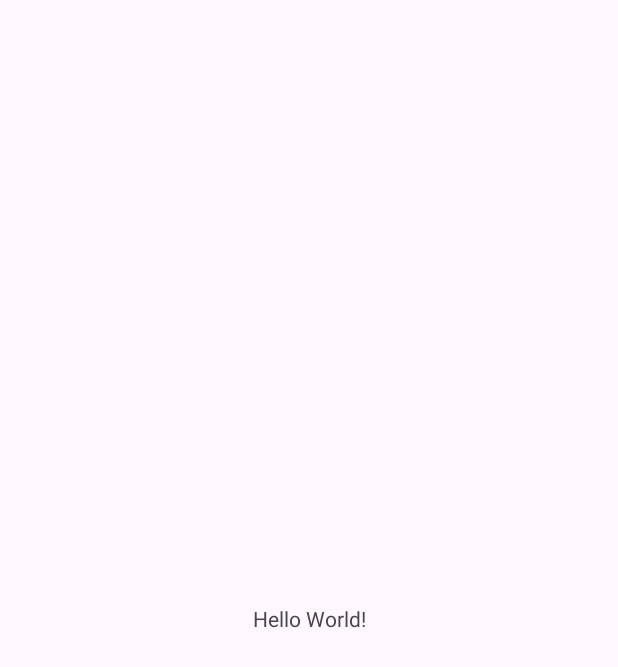
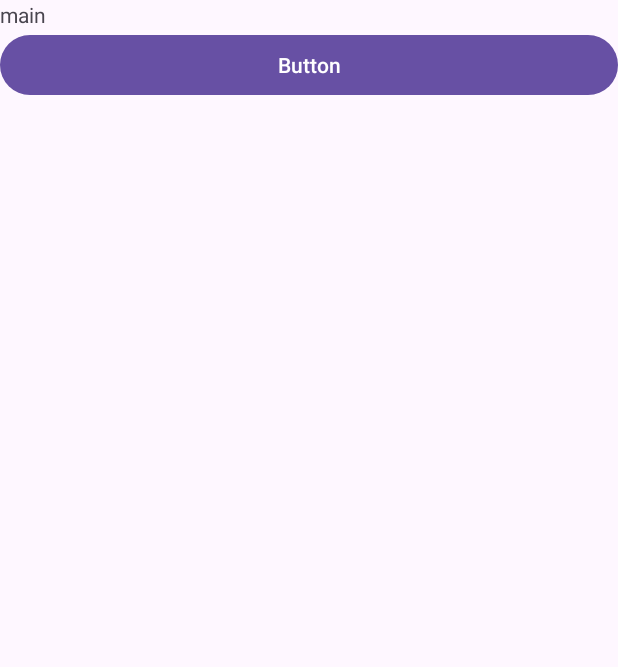
Before and after one commit to rayrayrachel/ExamSOS, an Android app: the screen it shows after launch (MainActivity), on a phone screen of 412 x 824 dp. Before the commit the part shown is almost empty. Shown: the top 667 px of the screen. Run offline under Robolectric (Android 15) with nearby library versions, the phone set to English and light mode, and no system bars.

Commit message:
[CODE] Initialise xml,klt files

```diff
--- a/app/src/main/AndroidManifest.xml
+++ b/app/src/main/AndroidManifest.xml
@@ -17,10 +17,10 @@
             android:exported="true">
             <intent-filter>
                 <action android:name="android.intent.action.MAIN" />
-
                 <category android:name="android.intent.category.LAUNCHER" />
             </intent-filter>
         </activity>
+        <activity android:name=".QuizActivity"></activity>
     </application>
 
 </manifest>
--- a/app/src/main/java/com/example/examsos/MainActivity.kt
+++ b/app/src/main/java/com/example/examsos/MainActivity.kt
@@ -1,22 +1,62 @@
 package com.example.examsos
 
+import android.content.Intent
 import android.os.Bundle
+import android.util.Log
+import android.widget.Button
 import androidx.activity.enableEdgeToEdge
 import androidx.appcompat.app.AppCompatActivity
 import androidx.core.view.ViewCompat
 import androidx.core.view.WindowInsetsCompat
 
+
 class MainActivity : AppCompatActivity() {
+    private val myTag = "RachelsTag"
+
     override fun onCreate(savedInstanceState: Bundle?) {
         super.onCreate(savedInstanceState)
-        enableEdgeToEdge()
         setContentView(R.layout.activity_main)
-        ViewCompat.setOnApplyWindowInsetsListener(findViewById(R.id.main)) { v, insets ->
-            val systemBars = insets.getInsets(WindowInsetsCompat.Type.systemBars())
-            v.setPadding(systemBars.left, systemBars.top, systemBars.right, systemBars.bottom)
-            insets
+
+        val buttonClick = findViewById<Button>(R.id.button3)
+        buttonClick.setOnClickListener {
+            val intent = Intent(this, QuizActivity::class.java)
+            startActivity(intent)
         }
+
+        Log.i(myTag, "*** Ray: In onCreate")
+
     }
+
+    override fun onStart() {
+        super.onStart()
+        Log.i(myTag, "*** Ray: In onStart")
+    }
+
+    override fun onStop() {
+        super.onStop()
+        Log.i(myTag, "*** Ray: In onStop")
+    }
+
+    override fun onPause() {
+        super.onPause()
+        Log.i(myTag, "*** Ray: In onPause")
+    }
+
+    override fun onRestart() {
+        super.onRestart()
+        Log.i(myTag, "*** Ray: In onRestart")
+    }
+
+    override fun onResume() {
+        super.onResume()
+        Log.i(myTag, "*** Ray: In onResume")
+    }
+
+    override fun onDestroy() {
+        super.onDestroy()
+        Log.i(myTag, "*** Ray: In onDestroy")
+    }
+
 }
 
 //Test Commit
--- a/app/src/main/res/layout/activity_main.xml
+++ b/app/src/main/res/layout/activity_main.xml
@@ -5,15 +5,26 @@
     android:id="@+id/main"
     android:layout_width="match_parent"
     android:layout_height="match_parent"
-    tools:context=".MainActivity">
+    tools:context=".MainActivity"
+    android:orientation="vertical"
+    android:gravity="center_horizontal">
 
-    <TextView
-        android:layout_width="wrap_content"
-        android:layout_height="wrap_content"
-        android:text="Hello World!"
-        app:layout_constraintBottom_toBottomOf="parent"
-        app:layout_constraintEnd_toEndOf="parent"
-        app:layout_constraintStart_toStartOf="parent"
-        app:layout_constraintTop_toTopOf="parent" />
+    <LinearLayout
+        android:layout_width="match_parent"
+        android:layout_height="match_parent"
+        android:orientation="vertical">
 
+
+        <TextView
+            android:id="@+id/textView"
+            android:layout_width="match_parent"
+            android:layout_height="wrap_content"
+            android:text="main" />
+
+        <Button
+            android:id="@+id/button3"
+            android:layout_width="match_parent"
+            android:layout_height="wrap_content"
+            android:text="Button" />
+    </LinearLayout>
 </androidx.constraintlayout.widget.ConstraintLayout>
--- /dev/null
+++ b/app/src/main/res/layout/activity_note.xml
@@ -0,0 +1,6 @@
+<?xml version="1.0" encoding="utf-8"?>
+<androidx.constraintlayout.widget.ConstraintLayout xmlns:android="http://schemas.android.com/apk/res/android"
+    android:layout_width="match_parent"
+    android:layout_height="match_parent">
+
+</androidx.constraintlayout.widget.ConstraintLayout>
```
Also changed, not shown: app/src/main/java/com/example/examsos/QuizActivity.kt (added, +15 -0 lines), app/src/main/res/layout/activity_login.xml (added, +14 -0 lines), app/src/main/res/layout/activity_quiz.xml (added, +14 -0 lines).
